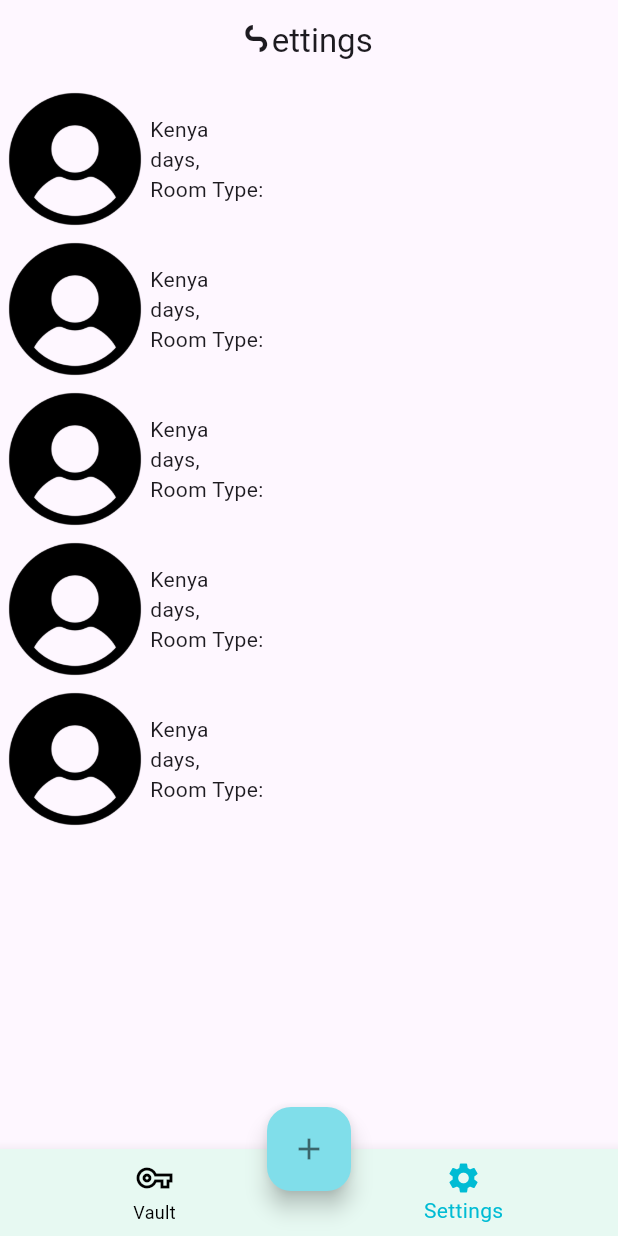
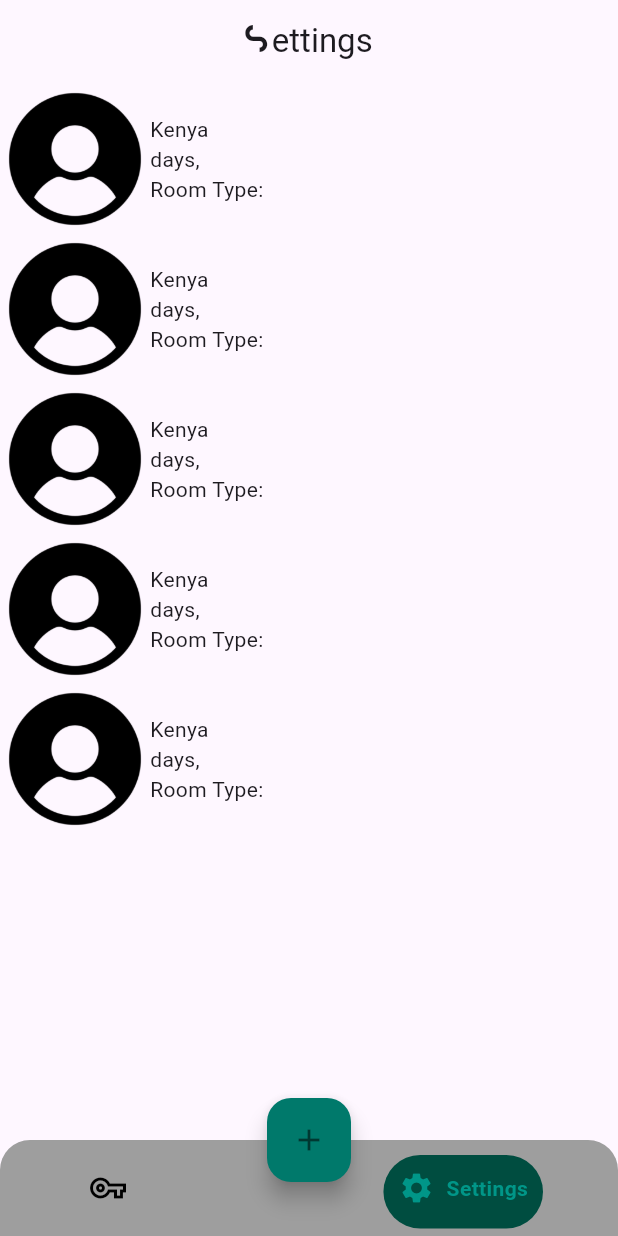
Before and after one commit to onlyian/PasswordManager, a Flutter app: the screen it shows after launch, item 2 of the bottom bar chosen, on a phone screen of 412 x 824 dp. Run offline on Flutter 3.47's test engine with Material 3 defaults, Android fonts, the light colour scheme and no system bars; drawn by our look-alikes of google_nav_bar; our stand-ins replace flutter_svg, get, get_storage; network calls fail.

Commit message:
changed background color,new Gnav bar, color issues in navbar but change incomming in nex commit

```diff
--- a/lib/views/screens/Home.dart
+++ b/lib/views/screens/Home.dart
@@ -59,6 +59,7 @@ class _HomeState extends State<Home> with SingleTickerProviderStateMixin {
     return DefaultTabController(
       length: 3,
       child: Scaffold(
+        backgroundColor: Colors.grey[300],
         body: SafeArea(
           child: Column(
             children: [
@@ -291,7 +292,7 @@ class _HomeState extends State<Home> with SingleTickerProviderStateMixin {
                         onPressed: () {},
                         icon: Image.asset(
                           "assets/images/extras.png",
-                          height: screenHeight * 0.030,
+                          height: screenHeight * 0.020,
                         ),
                       ),
                     ],
--- a/lib/views/screens/HomeScreen.dart
+++ b/lib/views/screens/HomeScreen.dart
@@ -1,10 +1,10 @@
-
 import 'package:flutter/material.dart';
 import 'package:get/get.dart';
+import 'package:google_nav_bar/google_nav_bar.dart';
 import 'package:login_screen/controllers/homescreen_controller.dart';
 import 'package:login_screen/views/screens/Home.dart';
 import 'package:login_screen/views/screens/Settings.dart';
-import '../widgets/mywidgets.dart';
+
 
 final HomeScreenController homeScreenController = Get.put(HomeScreenController());
 final List<Widget> myScreens=[const Home(),const Settings()];
@@ -17,19 +17,36 @@ class HomeScreen extends StatelessWidget {
     return Scaffold(
 
       extendBodyBehindAppBar: true,
-      bottomNavigationBar: Obx(() => BottomNavigationBar(
-
-        items: [
-          BottomNavigationBarItem(icon: Icon(Icons.vpn_key_outlined),label: "Vault"),
-          BottomNavigationBarItem(icon: Icon(Icons.settings),label: "Settings"),
-          ],
-        showUnselectedLabels: true,
-        backgroundColor: Color.fromARGB(255, 231, 249, 242),
-        selectedItemColor: Colors.cyan,
-        unselectedItemColor: Colors.black,
-        currentIndex: homeScreenController.selectedScreenIndex.value,
-        onTap: (p)=> homeScreenController.updateSelectedIndex(p),
-      )
+      bottomNavigationBar: Obx(() => Container(
+        decoration: BoxDecoration(
+          color: Colors.grey.shade500,
+          borderRadius: BorderRadius.only(topRight: Radius.circular(20),topLeft:  Radius.circular(20),)
+        ),
+        child: Padding(
+          padding: const EdgeInsets.fromLTRB(50, 10, 50, 5),
+          child: GNav(
+            padding: EdgeInsets.fromLTRB(10, 10, 10, 15),
+            backgroundColor: Colors.grey.shade500,
+            color: Colors.black,
+            activeColor: Colors.teal,
+            tabBackgroundColor: Colors.teal.shade900,
+            gap: 8,
+            tabs:
+              [
+                GButton(
+                  icon: Icons.vpn_key_outlined,
+                  text: "Vault",
+                ),
+                GButton(
+                  icon: Icons.settings,
+                  text: "Settings",
+                ),
+              ],
+            selectedIndex: homeScreenController.selectedScreenIndex.value,
+            onTabChange: (index) =>homeScreenController.updateSelectedIndex(index),
+          ),
+        ),
+      ),
       ),
       floatingActionButtonLocation: FloatingActionButtonLocation.centerDocked,
       floatingActionButton: FloatingActionButton(
@@ -59,7 +76,7 @@ class HomeScreen extends StatelessWidget {
 
         },
         // onPressed: ()=> bottomModal(context),
-        backgroundColor: Colors.cyan[200],
+        backgroundColor: Colors.teal[700],
         child: Icon(Icons.add, color: Colors.black54,),
       ),
 
--- a/pubspec.yaml
+++ b/pubspec.yaml
@@ -39,6 +39,7 @@ dependencies:
   # Use with the CupertinoIcons class for iOS style icons.
   cupertino_icons: ^1.0.8
   flutter_svg: ^2.0.17
+  google_nav_bar: ^5.0.7
 
 dev_dependencies:
   flutter_test:
```
Also changed, not shown: assets/images/profile_pic.jpg (deleted), pubspec.lock, 4 other files.
